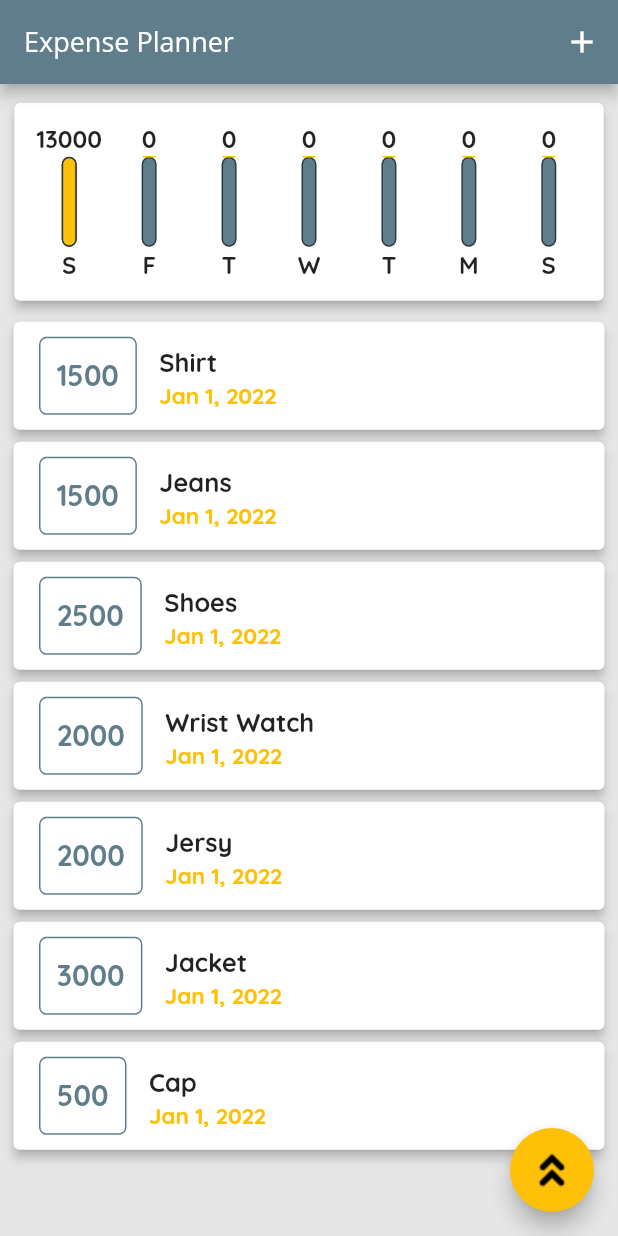
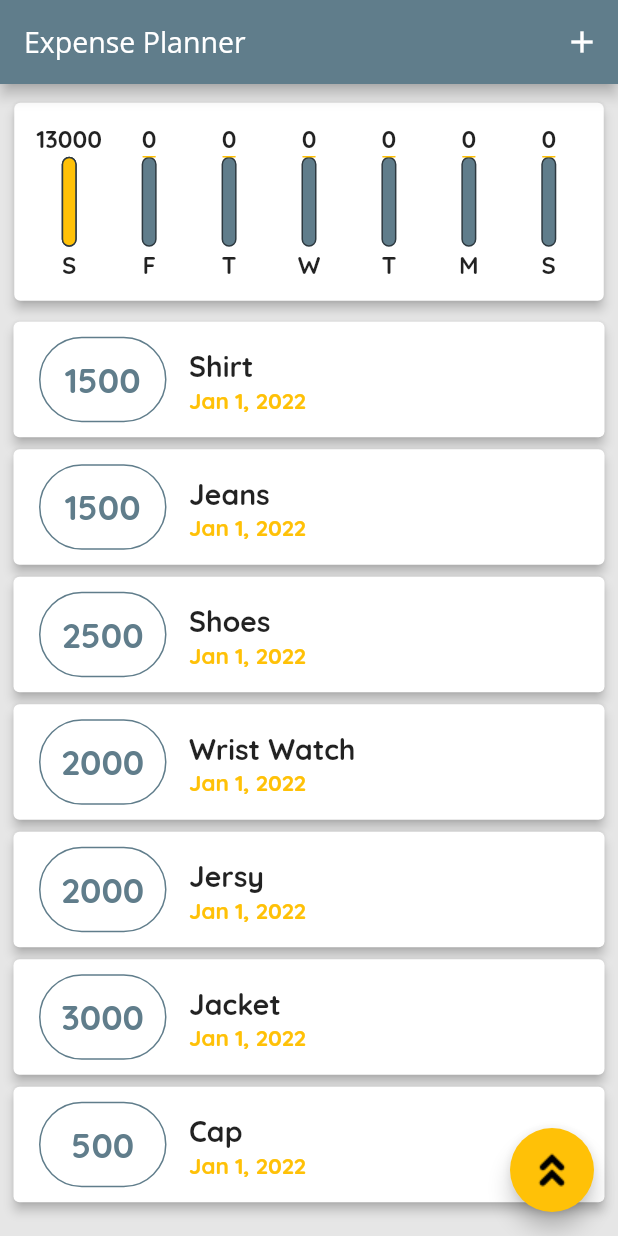
Before and after one commit to shahrazeahmad07/expense_planner, a Flutter app: the screen it shows after launch, on a phone screen of 412 x 824 dp. Run offline on Flutter 3.47's test engine with Material 2 defaults, Android fonts, the phone set to English and light mode, and no system bars.

Commit message:
Styled Cards and Price Box.

```diff
--- a/lib/main.dart
+++ b/lib/main.dart
@@ -36,7 +36,8 @@ class MyApp extends StatelessWidget {
           titleTextStyle: TextStyle(
             fontFamily: 'OpenSans',
             // fontWeight: FontWeight.bold,
-            fontSize: 18,
+            fontSize: 19,
+            color: Colors.white,
           ),
         ),
       ),
--- a/lib/widgets/transaction_list.dart
+++ b/lib/widgets/transaction_list.dart
@@ -29,13 +29,17 @@ class TransactionList extends StatelessWidget {
         : Column(
             children: _userTransactions.map((e) {
               //! Transaction Card.
-              return Card(
+              return Container(
+                height: 85,
+                child: Card(
                   elevation: 3,
                   child: Row(
                     children: [
                       //! Price Box.
                       Container(
                         margin: const EdgeInsets.fromLTRB(17, 10, 15, 10),
+                        width: 85,
+                        // height: 70,
                         decoration: BoxDecoration(
                           border: Border.all(
                             // color: const Color(0xFF865439),
@@ -43,20 +47,22 @@ class TransactionList extends StatelessWidget {
                             width: 1,
                           ),
                           borderRadius:
-                            const BorderRadius.all(Radius.circular(5)),
+                              const BorderRadius.all(Radius.circular(100)),
                         ),
                         padding: const EdgeInsets.symmetric(
                           horizontal: 11,
                           vertical: 13,
                         ),
                         //! Price Value
+                        child: FittedBox(
                           child: Text(
                             e.amount.toStringAsFixed(0),
                             style: TextStyle(
                               fontWeight: FontWeight.bold,
-                          fontSize: 19,
+                              // fontSize: 17,
                               // color: Color(0xFF865439),
                               color: Theme.of(context).primaryColor,
+                            ),
                           ),
                         ),
                       ),
@@ -73,7 +79,7 @@ class TransactionList extends StatelessWidget {
                               e.title,
                               // style: Theme.of(context).textTheme.bodyText1,
                               style: const TextStyle(
-                              fontSize: 17,
+                                fontSize: 19,
                                 fontWeight: FontWeight.bold,
                                 // color: Color(0xFF865439),
                               ),
@@ -93,6 +99,7 @@ class TransactionList extends StatelessWidget {
                       ),
                     ],
                   ),
+                ),
               );
             }).toList(),
           );
```
Lines whose indentation alone changed are shown as unchanged.
